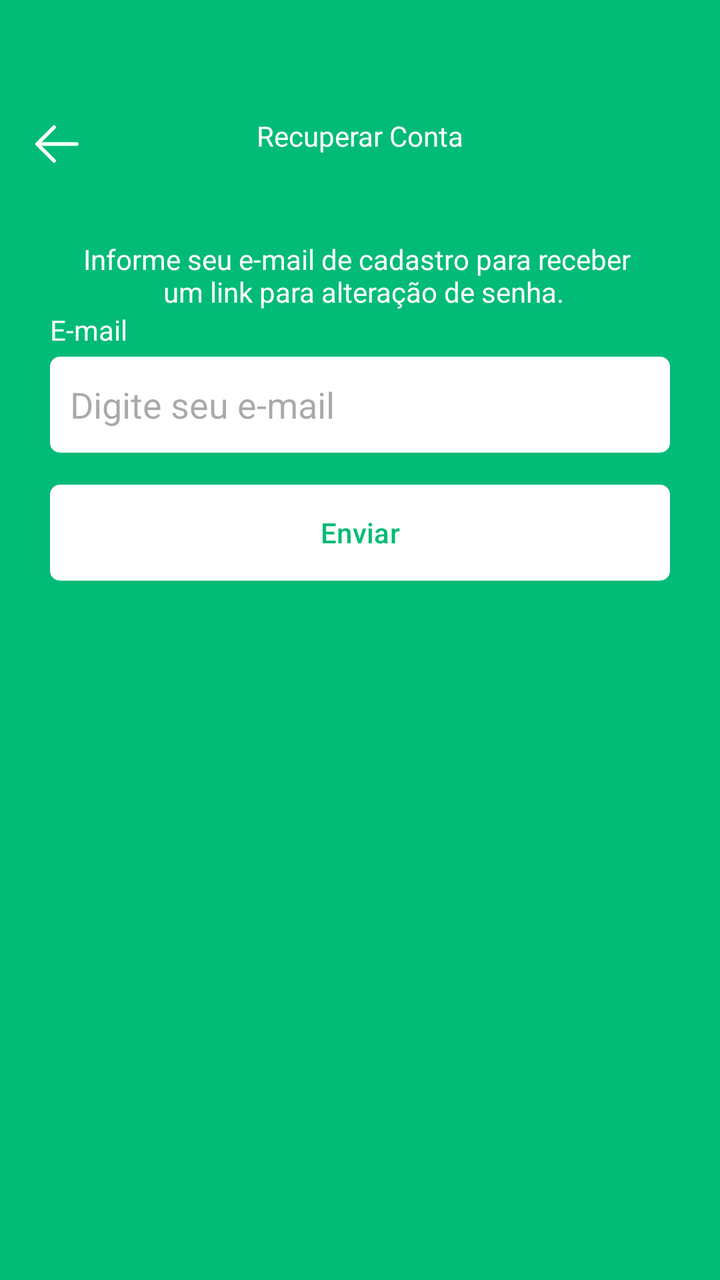
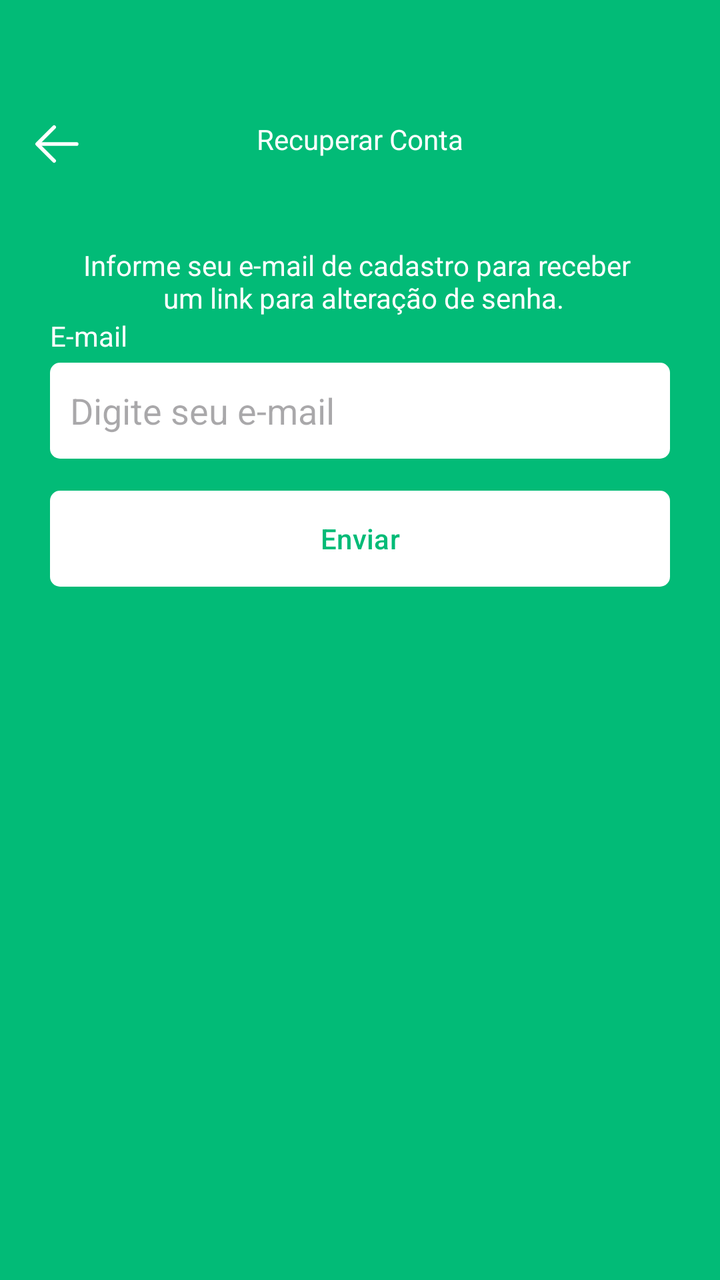

The first picture is an Android layout as it rendered before a commit; the second is the same layout after the commit. The layout source and the unified diff follow.
<!-- AndroidManifest.xml: application theme Theme.Task -->
<!-- res/layout/fragment_recover_account.xml -->
<?xml version="1.0" encoding="utf-8"?>
<ScrollView xmlns:android="http://schemas.android.com/apk/res/android"
    xmlns:tools="http://schemas.android.com/tools"
    android:layout_width="match_parent"
    android:layout_height="match_parent"
    xmlns:app="http://schemas.android.com/apk/res-auto"
    android:fillViewport="true"
    tools:context=".ui.auth.RecoverAccountFragment">

    <LinearLayout
        android:id="@+id/LinearLayout1"
        android:layout_width="match_parent"
        android:layout_height="wrap_content"
        android:orientation="vertical">

        <com.google.android.material.appbar.MaterialToolbar
            android:layout_width="match_parent"
            android:layout_height="wrap_content"
            app:navigationIcon="@drawable/ic_back"
            android:paddingTop="40dp">
            <TextView
                android:layout_width="wrap_content"
                android:layout_height="wrap_content"
                android:text="Recuperar Conta"
                android:textColor="@color/white"
                android:layout_gravity="center_horizontal"/>
        </com.google.android.material.appbar.MaterialToolbar>

        <LinearLayout
            android:id="@+id/LinearLayout2"
            android:layout_width="match_parent"
            android:layout_height="wrap_content"
            android:orientation="vertical"
            android:layout_marginHorizontal="25dp">

            <TextView
                android:layout_width="match_parent"
                android:layout_height="wrap_content"
                android:id="@+id/textViewMensagem"
                android:textColor="@color/white"
                android:textAlignment="center"
                android:layout_marginTop="24dp"
                android:text="Informe seu e-mail de cadastro para receber \n um link para alteração de senha."/>

            <TextView
                android:layout_width="wrap_content"
                android:layout_height="wrap_content"
                android:text="E-mail"
                android:textColor="@color/white"/>

            <EditText
                android:layout_width="match_parent"
                android:layout_height="48dp"
                android:hint="Digite seu e-mail"
                android:inputType="textEmailAddress"
                android:padding="10dp"
                android:layout_marginTop="4dp"
                android:background="@drawable/bg_edit_text"/>


            <com.google.android.material.button.MaterialButton
                android:layout_width="match_parent"
                android:layout_height="wrap_content"
                android:text="Enviar"
                android:textColor="@color/color_default"
                app:backgroundTint="@null"
                android:background="@drawable/bg_btn"
                android:layout_marginTop="16dp"
                />
            <ProgressBar
                android:layout_width="wrap_content"
                android:layout_height="wrap_content"
                android:layout_marginTop="8dp"
                android:indeterminateTint="@color/white"
                android:layout_gravity="center"/>
        </LinearLayout>
    </LinearLayout>

</ScrollView>
<!-- resources referenced by this layout -->
<resources>
  <color name="color_default">#02BB77</color>
  <color name="white">#FFFFFFFF</color>
  <!-- drawable bg_btn (drawable) -->
  <?xml version="1.0" encoding="utf-8"?>
  <shape xmlns:android="http://schemas.android.com/apk/res/android"
      android:shape="rectangle">
  
      <solid android:color="@color/white"/>
      <corners android:radius="5dp"/>
  </shape>
  <!-- drawable bg_edit_text (drawable) -->
  <?xml version="1.0" encoding="utf-8"?>
  <shape xmlns:android="http://schemas.android.com/apk/res/android"
      android:shape="rectangle">
      <solid android:color="@color/white"/>
      <corners android:radius="5dp"/>
  </shape>
  <!-- drawable ic_back (drawable) -->
  <vector xmlns:android="http://schemas.android.com/apk/res/android" android:height="30dp" android:viewportHeight="1024" android:viewportWidth="1024" android:width="30dp">
        
      <path android:fillColor="#FFFFFF" android:pathData="M224,480h640a32,32 0,1 1,0 64H224a32,32 0,0 1,0 -64z"/>
        
      <path android:fillColor="#FFFFFF" android:pathData="m237.2,512 l265.4,265.3a32,32 0,0 1,-45.3 45.3l-288,-288a32,32 0,0 1,0 -45.3l288,-288a32,32 0,1 1,45.3 45.3L237.2,512z"/>
      
  </vector>
  <style name="Theme.Task" parent="Base.Theme.Task" />
  <style name="Base.Theme.Task" parent="Theme.Material3.DayNight.NoActionBar">
          
          
          <item name="android:windowBackground">@color/color_default</item>
          <item name="colorPrimary">@color/color_default</item>
          <item name="colorPrimaryVariant">@color/color_default</item>
      </style>
</resources>

<!-- the commit's change to res/layout/fragment_recover_account.xml (unified diff, before → after) -->
@@ -8,7 +8,6 @@
     tools:context=".ui.auth.RecoverAccountFragment">
 
     <LinearLayout
-        android:id="@+id/LinearLayout1"
         android:layout_width="match_parent"
         android:layout_height="wrap_content"
         android:orientation="vertical">
@@ -16,6 +15,7 @@
         <com.google.android.material.appbar.MaterialToolbar
             android:layout_width="match_parent"
             android:layout_height="wrap_content"
+            android:id="@+id/toolbar"
             app:navigationIcon="@drawable/ic_back"
             android:paddingTop="40dp">
             <TextView
@@ -23,7 +23,8 @@
                 android:layout_height="wrap_content"
                 android:text="Recuperar Conta"
                 android:textColor="@color/white"
-                android:layout_gravity="center_horizontal"/>
+                android:layout_gravity="center_horizontal"
+                android:padding="20dp"/>
         </com.google.android.material.appbar.MaterialToolbar>
 
         <LinearLayout
@@ -52,6 +53,7 @@
                 android:layout_width="match_parent"
                 android:layout_height="48dp"
                 android:hint="Digite seu e-mail"
+                android:id="@+id/digiteEmail"
                 android:inputType="textEmailAddress"
                 android:padding="10dp"
                 android:layout_marginTop="4dp"
@@ -62,6 +64,7 @@
                 android:layout_width="match_parent"
                 android:layout_height="wrap_content"
                 android:text="Enviar"
+                android:id="@+id/btnRegistrar"
                 android:textColor="@color/color_default"
                 app:backgroundTint="@null"
                 android:background="@drawable/bg_btn"
